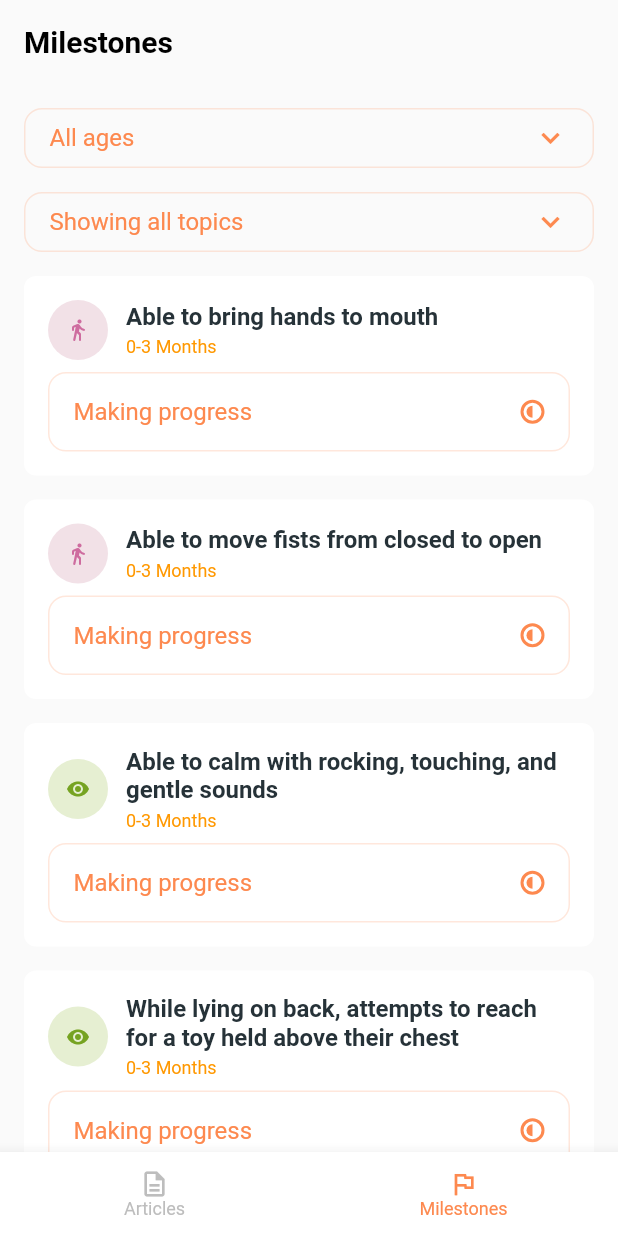
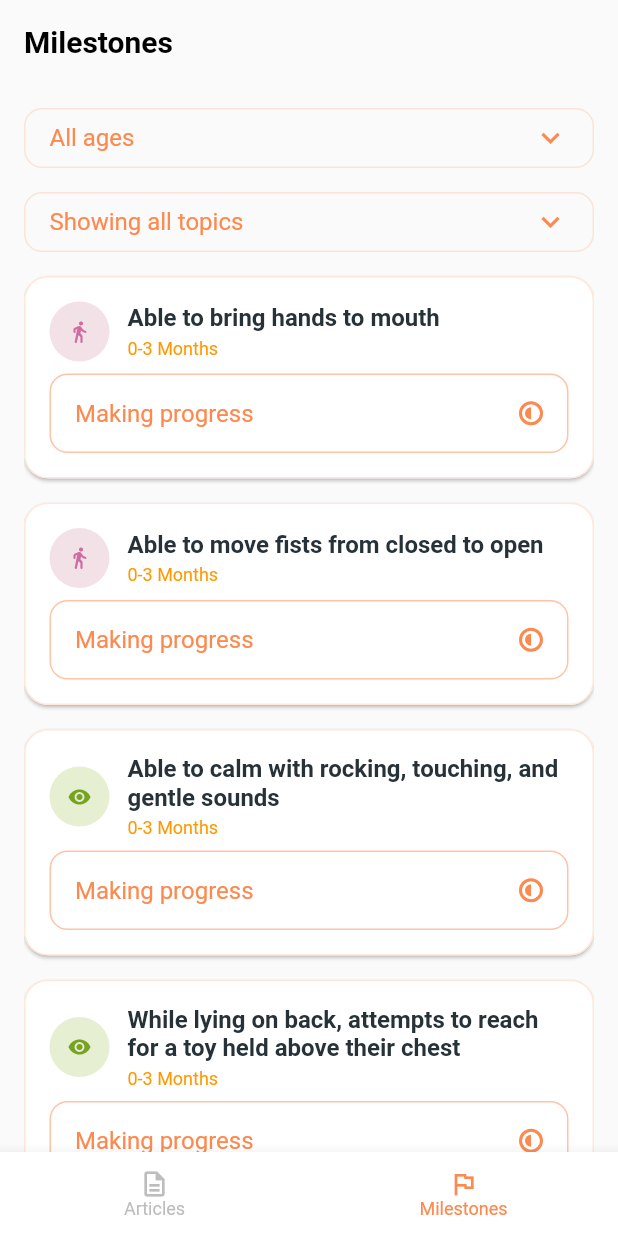
Before and after one commit to Ilgz/care_companion, a Flutter app: the screen it shows after launch, item 2 of the bottom bar chosen, on a phone screen of 412 x 824 dp. Run offline on Flutter 3.47's test engine with Material 2 defaults, Android fonts, the phone set to English and light mode, and no system bars; drawn by our look-alikes of dropdown_button2; our stand-ins replace bloc, dartz, flutter_bloc, flutter_svg, freezed_annotation, get_it and 3 more; accounts and stored records are empty.

Commit message:
refactor: restyle milestone_card

```diff
--- a/lib/presentation/milestone/widgets/milestone_card.dart
+++ b/lib/presentation/milestone/widgets/milestone_card.dart
@@ -7,10 +7,14 @@ class MilestoneCard extends StatelessWidget {
 
   @override
   Widget build(BuildContext context) {
-    return Ink(
+    return Material(
+      elevation: 1, // Adjust the elevation value as needed
+      borderRadius: BorderRadius.circular(16),
+      child: Ink(
         decoration: BoxDecoration(
           color: Colors.white,
-        borderRadius: BorderRadius.circular(8),
+          borderRadius: BorderRadius.circular(16),
+          border: Border.all( color:Color(0xfffd894f).withOpacity(0.2))
         ),
         padding: EdgeInsets.all(16),
         child: Column(
@@ -69,7 +73,7 @@ class MilestoneCard extends StatelessWidget {
                 decoration: BoxDecoration(
                     borderRadius: BorderRadius.circular(12),
                     border:
-                      Border.all(color: Color(0xfffd894f).withOpacity(0.2))),
+                        Border.all(color: Color(0xfffd894f).withOpacity(0.5))),
                 child: Row(
                   children: [
                     Text(
@@ -109,6 +113,7 @@ class MilestoneCard extends StatelessWidget {
             ),
           ],
         ),
+      ),
     );
   }
 }
```
Also changed, not shown: lib/presentation/core/router.dart (+7 -7 lines). Lines whose indentation alone changed are shown as unchanged.
